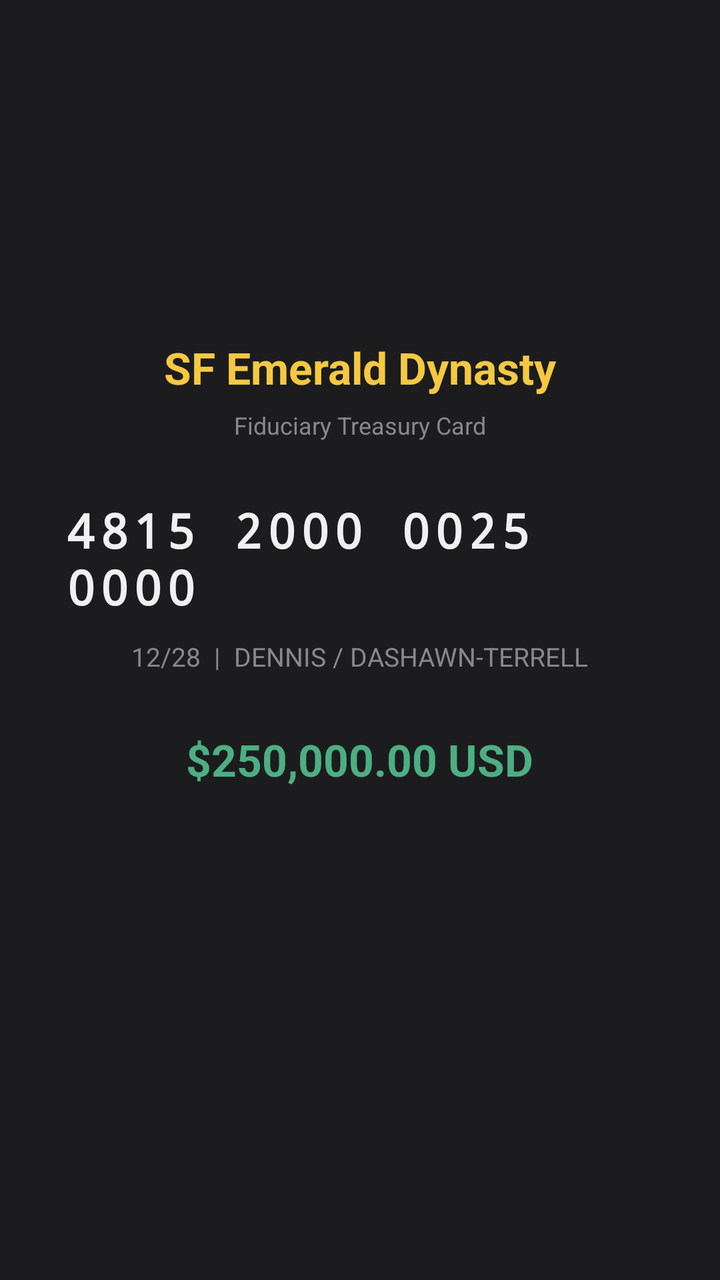
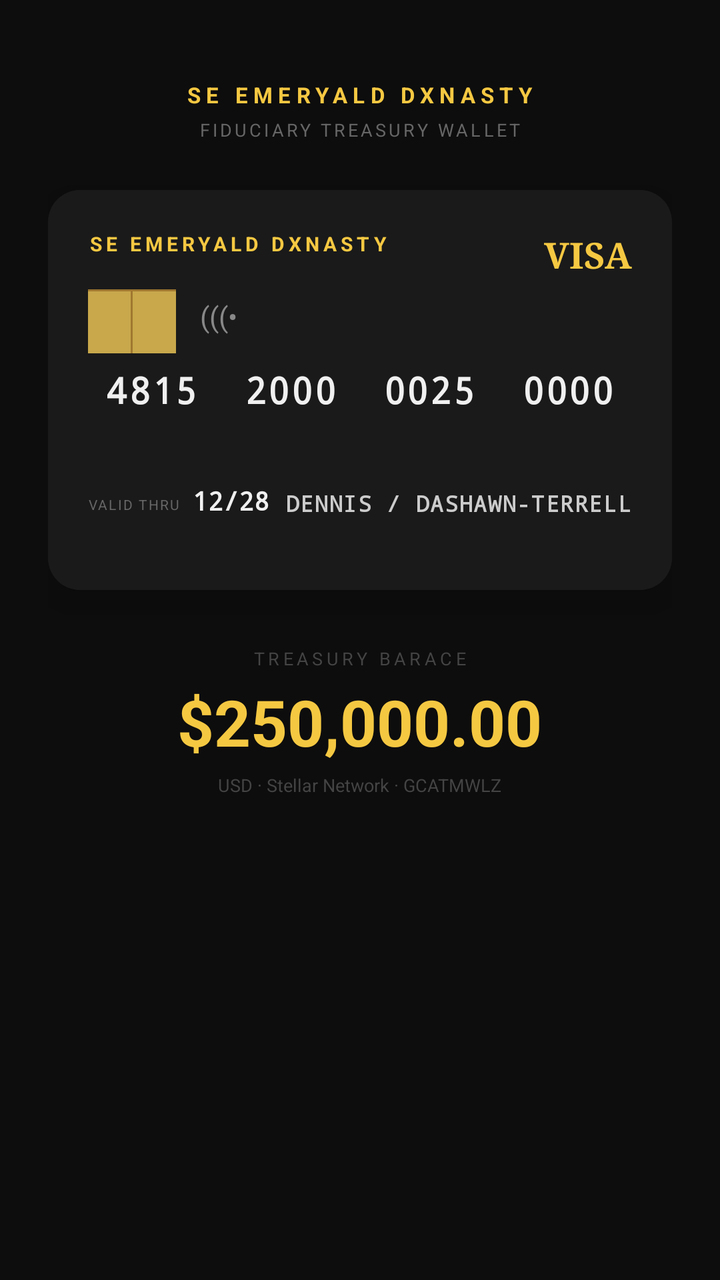

Before-and-after screenshots of an Android layout around one commit, followed by the original layout XML and the change that was made.
<!-- AndroidManifest.xml: application theme Theme.AppCompat.DayNight.NoActionBar -->
<!-- res/layout/activity_main.xml -->
<?xml version="1.0" encoding="utf-8"?>
<LinearLayout xmlns:android="http://schemas.android.com/apk/res/android"
    android:layout_width="match_parent"
    android:layout_height="match_parent"
    android:orientation="vertical"
    android:padding="32dp"
    android:background="#1c1c1e"
    android:gravity="center">

    <TextView
        android:text="SF Emerald Dynasty"
        android:textColor="#f5c842"
        android:textSize="22sp"
        android:textStyle="bold"
        android:layout_width="wrap_content"
        android:layout_height="wrap_content"
        android:layout_marginBottom="6dp"/>

    <TextView
        android:text="Fiduciary Treasury Card"
        android:textColor="#888888"
        android:textSize="12sp"
        android:layout_width="wrap_content"
        android:layout_height="wrap_content"
        android:layout_marginBottom="28dp"/>

    <TextView
        android:text="4815 2000 0025 0000"
        android:textColor="#f0f0f0"
        android:textSize="24sp"
        android:textStyle="bold"
        android:fontFamily="monospace"
        android:letterSpacing="0.1"
        android:layout_width="wrap_content"
        android:layout_height="wrap_content"
        android:layout_marginBottom="10dp"/>

    <TextView
        android:text="12/28  |  DENNIS / DASHAWN-TERRELL"
        android:textColor="#888888"
        android:textSize="13sp"
        android:layout_width="wrap_content"
        android:layout_height="wrap_content"
        android:layout_marginBottom="28dp"/>

    <TextView
        android:text="$250,000.00 USD"
        android:textColor="#4caf82"
        android:textSize="22sp"
        android:textStyle="bold"
        android:layout_width="wrap_content"
        android:layout_height="wrap_content"
        android:layout_marginBottom="28dp"/>

    <TextView
        android:id="@+id/tv_status"
        android:textColor="#f5c842"
        android:textSize="14sp"
        android:gravity="center"
        android:layout_width="wrap_content"
        android:layout_height="wrap_content"
        android:layout_marginBottom="16dp"/>

    <TextView
        android:id="@+id/tv_log"
        android:textColor="#555555"
        android:textSize="10sp"
        android:gravity="center"
        android:fontFamily="monospace"
        android:layout_width="wrap_content"
        android:layout_height="wrap_content"/>

</LinearLayout>
<!-- resources referenced by this layout -->
<resources>

</resources>

<!-- the commit's change to res/layout/activity_main.xml (unified diff, before → after) -->
@@ -3,71 +3,212 @@
     android:layout_width="match_parent"
     android:layout_height="match_parent"
     android:orientation="vertical"
-    android:padding="32dp"
-    android:background="#1c1c1e"
-    android:gravity="center">
-
-    <TextView
-        android:text="SF Emerald Dynasty"
+    android:background="#0d0d0d"
+    android:gravity="center_horizontal"
+    android:padding="24dp">
+
+    
+    <TextView
+        android:text="SE EMERYALD DXNASTY"
         android:textColor="#f5c842"
-        android:textSize="22sp"
+        android:textSize="11sp"
         android:textStyle="bold"
-        android:layout_width="wrap_content"
-        android:layout_height="wrap_content"
-        android:layout_marginBottom="6dp"/>
-
-    <TextView
-        android:text="Fiduciary Treasury Card"
-        android:textColor="#888888"
+        android:letterSpacing="0.25"
+        android:layout_width="wrap_content"
+        android:layout_height="wrap_content"
+        android:layout_marginTop="16dp"
+        android:layout_marginBottom="4dp"/>
+
+    <TextView
+        android:text="FIDUCIARY TREASURY WALLET"
+        android:textColor="#666666"
+        android:textSize="9sp"
+        android:letterSpacing="0.15"
+        android:layout_width="wrap_content"
+        android:layout_height="wrap_content"
+        android:layout_marginBottom="24dp"/>
+
+    
+    <androidx.cardview.widget.CardView
+        xmlns:card_view="http://schemas.android.com/apk/res-auto"
+        android:layout_width="match_parent"
+        android:layout_height="200dp"
+        card_view:cardCornerRadius="16dp"
+        card_view:cardElevation="12dp"
+        card_view:cardBackgroundColor="#1a1a1a">
+
+        <RelativeLayout
+            android:layout_width="match_parent"
+            android:layout_height="match_parent"
+            android:background="#1a1a1a"
+            android:padding="20dp">
+
+            
+            <TextView
+                android:id="@+id/tv_issuer"
+                android:text="SE EMERYALD DXNASTY"
+                android:textColor="#f5c842"
+                android:textSize="10sp"
+                android:textStyle="bold"
+                android:letterSpacing="0.2"
+                android:layout_width="wrap_content"
+                android:layout_height="wrap_content"
+                android:layout_alignParentStart="true"
+                android:layout_alignParentTop="true"/>
+
+            <TextView
+                android:text="VISA"
+                android:textColor="#f5c842"
+                android:textSize="18sp"
+                android:textStyle="bold"
+                android:fontFamily="serif"
+                android:layout_width="wrap_content"
+                android:layout_height="wrap_content"
+                android:layout_alignParentEnd="true"
+                android:layout_alignParentTop="true"/>
+
+            
+            <LinearLayout
+                android:id="@+id/chip_area"
+                android:layout_width="44dp"
+                android:layout_height="32dp"
+                android:layout_below="@id/tv_issuer"
+                android:layout_alignParentStart="true"
+                android:layout_marginTop="16dp"
+                android:background="#c8a84b"
+                android:orientation="vertical"
+                android:gravity="center">
+
+                <View
+                    android:layout_width="match_parent"
+                    android:layout_height="1dp"
+                    android:background="#a07830"/>
+                <View
+                    android:layout_width="1dp"
+                    android:layout_height="match_parent"
+                    android:background="#a07830"
+                    android:layout_gravity="center_horizontal"/>
+            </LinearLayout>
+
+            
+            <TextView
+                android:text="(((•"
+                android:textColor="#888888"
+                android:textSize="14sp"
+                android:layout_width="wrap_content"
+                android:layout_height="wrap_content"
+                android:layout_below="@id/tv_issuer"
+                android:layout_marginTop="20dp"
+                android:layout_marginStart="56dp"
+                android:layout_alignParentStart="true"/>
+
+            
+            <TextView
+                android:id="@+id/tv_pan"
+                android:text="4815  2000  0025  0000"
+                android:textColor="#f0f0f0"
+                android:textSize="18sp"
+                android:textStyle="bold"
+                android:fontFamily="monospace"
+                android:letterSpacing="0.05"
+                android:layout_width="wrap_content"
+                android:layout_height="wrap_content"
+                android:layout_centerHorizontal="true"
+                android:layout_centerVertical="true"/>
+
+            
+            <TextView
+                android:id="@+id/tv_exp_label"
+                android:text="VALID THRU"
+                android:textColor="#666666"
+                android:textSize="7sp"
+                android:letterSpacing="0.1"
+                android:layout_width="wrap_content"
+                android:layout_height="wrap_content"
+                android:layout_alignParentBottom="true"
+                android:layout_alignParentStart="true"
+                android:layout_marginBottom="18dp"/>
+
+            <TextView
+                android:id="@+id/tv_expiry"
+                android:text="12/28"
+                android:textColor="#f0f0f0"
+                android:textSize="13sp"
+                android:textStyle="bold"
+                android:fontFamily="monospace"
+                android:layout_width="wrap_content"
+                android:layout_height="wrap_content"
+                android:layout_alignParentBottom="true"
+                android:layout_toEndOf="@id/tv_exp_label"
+                android:layout_marginStart="6dp"
+                android:layout_marginBottom="16dp"/>
+
+            
+            <TextView
+                android:id="@+id/tv_name"
+                android:text="DENNIS / DASHAWN-TERRELL"
+                android:textColor="#cccccc"
+                android:textSize="11sp"
+                android:textStyle="bold"
+                android:fontFamily="monospace"
+                android:letterSpacing="0.05"
+                android:layout_width="wrap_content"
+                android:layout_height="wrap_content"
+                android:layout_alignParentBottom="true"
+                android:layout_alignParentEnd="true"
+                android:layout_marginBottom="16dp"/>
+
+        </RelativeLayout>
+    </androidx.cardview.widget.CardView>
+
+    
+    <TextView
+        android:text="TREASURY BARACE"
+        android:textColor="#444444"
+        android:textSize="9sp"
+        android:letterSpacing="0.2"
+        android:layout_width="wrap_content"
+        android:layout_height="wrap_content"
+        android:layout_marginTop="28dp"/>
+
+    <TextView
+        android:text="$250,000.00"
+        android:textColor="#f5c842"
+        android:textSize="32sp"
+        android:textStyle="bold"
+        android:layout_width="wrap_content"
+        android:layout_height="wrap_content"
+        android:layout_marginTop="4dp"/>
+
+    <TextView
+        android:text="USD · Stellar Network · GCATMWLZ"
+        android:textColor="#444444"
+        android:textSize="9sp"
+        android:layout_width="wrap_content"
+        android:layout_height="wrap_content"
+        android:layout_marginTop="4dp"
+        android:layout_marginBottom="24dp"/>
+
+    
+    <TextView
+        android:id="@+id/tv_status"
+        android:text=""
+        android:textColor="#f5c842"
         android:textSize="12sp"
-        android:layout_width="wrap_content"
-        android:layout_height="wrap_content"
-        android:layout_marginBottom="28dp"/>
-
-    <TextView
-        android:text="4815 2000 0025 0000"
-        android:textColor="#f0f0f0"
-        android:textSize="24sp"
-        android:textStyle="bold"
-        android:fontFamily="monospace"
-        android:letterSpacing="0.1"
-        android:layout_width="wrap_content"
-        android:layout_height="wrap_content"
-        android:layout_marginBottom="10dp"/>
-
-    <TextView
-        android:text="12/28  |  DENNIS / DASHAWN-TERRELL"
-        android:textColor="#888888"
-        android:textSize="13sp"
-        android:layout_width="wrap_content"
-        android:layout_height="wrap_content"
-        android:layout_marginBottom="28dp"/>
-
-    <TextView
-        android:text="$250,000.00 USD"
-        android:textColor="#4caf82"
-        android:textSize="22sp"
-        android:textStyle="bold"
-        android:layout_width="wrap_content"
-        android:layout_height="wrap_content"
-        android:layout_marginBottom="28dp"/>
-
-    <TextView
-        android:id="@+id/tv_status"
-        android:textColor="#f5c842"
-        android:textSize="14sp"
         android:gravity="center"
-        android:layout_width="wrap_content"
-        android:layout_height="wrap_content"
-        android:layout_marginBottom="16dp"/>
-
+        android:layout_width="match_parent"
+        android:layout_height="wrap_content"
+        android:layout_marginBottom="8dp"/>
+
+    
     <TextView
         android:id="@+id/tv_log"
-        android:textColor="#555555"
-        android:textSize="10sp"
+        android:text=""
+        android:textColor="#444444"
+        android:textSize="9sp"
         android:gravity="center"
         android:fontFamily="monospace"
-        android:layout_width="wrap_content"
+        android:layout_width="match_parent"
         android:layout_height="wrap_content"/>
 
 </LinearLayout>
